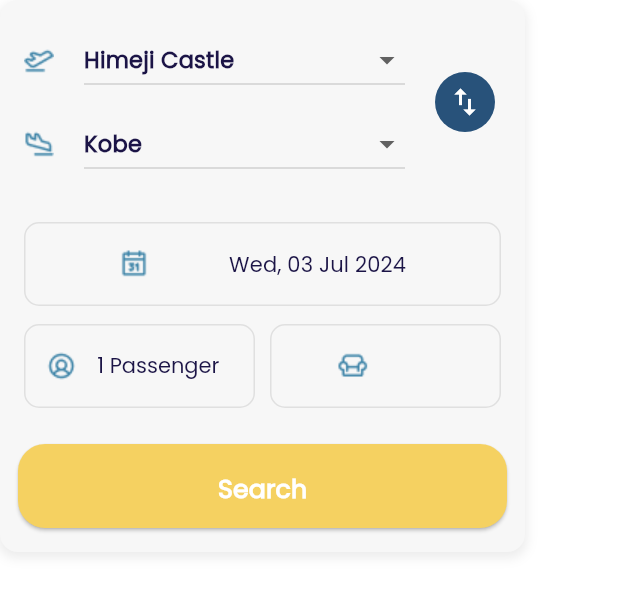
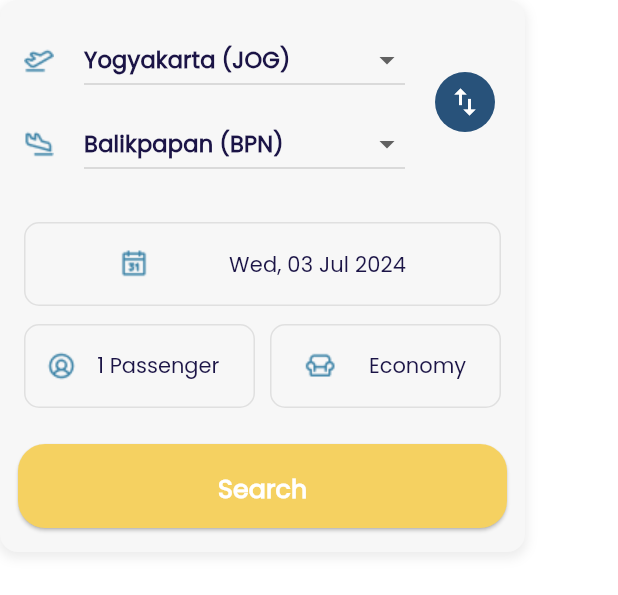
Before and after one commit to sammmms/travellingo-flutter, a Flutter app: the FlightChoice widget shown alone on an empty page, opened directly, after a tap on the "swap vert" icon, on a phone screen of 412 x 824 dp. Shown: the top 595 px of the screen. Run offline on Flutter 3.47's test engine with Material 3 defaults, Android fonts, the phone set to English and light mode, and no system bars; our stand-ins replace dio, dotted_border, flutter_dotenv, flutter_localization, flutter_native_splash, google_fonts and 7 more; missing offline and left inert: carousel_slider_plus, svg_flutter; accounts and stored records are empty; network calls fail; project files that could hold a hidden picture were left out.

Commit message:
fix: flight choice using indonesia city instead

```diff
--- a/lib/pages/flight/widget/flight_choice.dart
+++ b/lib/pages/flight/widget/flight_choice.dart
@@ -2,11 +2,12 @@
 import 'package:flutter_localization/flutter_localization.dart';
 import 'package:rxdart/rxdart.dart';
 import 'package:travellingo/component/transition_animation.dart';
+import 'package:travellingo/pages/flight/flight_list/flight_list_page.dart';
 import 'package:travellingo/pages/flight/widget/button_choice.dart';
 import 'package:travellingo/pages/flight/widget/location_choice.dart';
-import 'package:travellingo/pages/flight/ticket_list/ticket_list_page.dart';
-import 'package:travellingo/utils/airplane_class_util.dart';
+import 'package:travellingo/utils/flight_class_util.dart';
 import 'package:travellingo/utils/date_converter.dart';
+import 'package:travellingo/utils/dummy_data.dart';
 
 class FlightChoice extends StatefulWidget {
   const FlightChoice({super.key});
@@ -16,15 +17,21 @@
 }
 
 class _FlightChoiceState extends State<FlightChoice> {
-  ValueNotifier<String> from = ValueNotifier<String>("Kobe");
-  ValueNotifier<String> to = ValueNotifier<String>("Himeji Castle");
+  final _departureCity = BehaviorSubject<String>();
+  final _arrivalCity = BehaviorSubject<String>();
   final pickedDate = BehaviorSubject<DateTime>.seeded(DateTime.now());
   final passengerCount = BehaviorSubject<int>.seeded(1);
-  final flightClass =
-      BehaviorSubject<AirplaneClass>.seeded(AirplaneClass.economy);
+  final flightClass = BehaviorSubject<FlightClass>.seeded(FlightClass.economy);
 
   @override
   void initState() {
+    _departureCity.add(indonesiaAirport.first["kodeBandara"]!);
+    _arrivalCity.add(indonesiaAirport.last["kodeBandara"]!);
+
+    _arrivalCity.listen((event) {
+      _departureCity.add(_departureCity.value);
+    });
+
     super.initState();
   }
 
@@ -47,7 +54,31 @@
       child: Column(
         mainAxisSize: MainAxisSize.min,
         children: [
-          FlightLocationChoice(from: from, to: to),
+          StreamBuilder<String>(
+              stream: _departureCity,
+              builder: (context, snapshot) {
+                String from =
+                    snapshot.data ?? indonesiaAirport.first["kodeBandara"]!;
+                String to = _arrivalCity.valueOrNull ??
+                    indonesiaAirport.last["kodeBandara"]!;
+
+                return FlightLocationChoice(
+                  from: from,
+                  to: to,
+                  onChangedDeparture: (String? departureCity) {
+                    if (departureCity == _arrivalCity.valueOrNull) {
+                      _arrivalCity.add(_departureCity.value);
+                    }
+                    _departureCity.add(departureCity!);
+                  },
+                  onChangedArrival: (String? arrivalCity) {
+                    if (arrivalCity == _departureCity.valueOrNull) {
+                      _departureCity.add(_arrivalCity.value);
+                    }
+                    _arrivalCity.add(arrivalCity!);
+                  },
+                );
+              }),
           const SizedBox(height: 12),
           _buildDropdownDatetime(),
           const SizedBox(height: 12),
@@ -63,10 +94,10 @@
                 const SizedBox(
                   width: 10,
                 ),
-                StreamBuilder<AirplaneClass>(
+                StreamBuilder<FlightClass>(
                     stream: flightClass,
                     builder: (context, snapshot) => _buildDropdownClass(
-                        snapshot.data ?? AirplaneClass.economy)),
+                        snapshot.data ?? FlightClass.economy)),
               ],
             ),
           ),
@@ -90,9 +121,16 @@
                 onPressed: () {
                   Navigator.push(
                       context,
-                      slideInFromBottom(TicketListPage(
-                        from: from.value,
-                        to: to.value,
+                      slideInFromBottom(FlightListPage(
+                        from: indonesiaAirport.firstWhere((element) =>
+                            element["kodeBandara"] ==
+                            _departureCity.valueOrNull!)["kota"]!,
+                        to: indonesiaAirport.firstWhere((element) =>
+                            element["kodeBandara"] ==
+                            _arrivalCity.valueOrNull!)["kota"]!,
+                        startDate: pickedDate.valueOrNull!,
+                        passengerCount: passengerCount.valueOrNull!,
+                        flightClass: flightClass.valueOrNull!,
                       )));
                 },
                 child: Padding(
@@ -184,7 +222,7 @@
     );
   }
 
-  Widget _buildDropdownClass(AirplaneClass chosen) {
+  Widget _buildDropdownClass(FlightClass chosen) {
     return Expanded(
       child: Container(
         height: 56,
@@ -197,7 +235,7 @@
           children: [
             Image.asset("assets/flight/flight_class.png"),
             DropdownButtonHideUnderline(
-              child: DropdownButton<AirplaneClass>(
+              child: DropdownButton<FlightClass>(
                 value: chosen,
                 iconSize: 0,
                 elevation: 16,
@@ -207,13 +245,13 @@
                 style: TextStyle(
                     color: Theme.of(context).colorScheme.onSurface,
                     fontFamily: 'Poppins'),
-                onChanged: (AirplaneClass? newValue) {
+                onChanged: (FlightClass? newValue) {
                   flightClass.add(newValue!);
                 },
-                items: AirplaneClass.values.map((AirplaneClass value) {
+                items: FlightClass.values.map((FlightClass value) {
                   return DropdownMenuItem(
                     value: value,
-                    child: Text(AirplaneClassUtil.stringFromClass(value)
+                    child: Text(FlightClassUtil.stringFromClass(value)
                         .getString(context)),
                   );
                 }).toList(),
--- a/lib/pages/flight/widget/location_choice.dart
+++ b/lib/pages/flight/widget/location_choice.dart
@@ -1,16 +1,19 @@
 import 'package:flutter/material.dart';
+import 'package:travellingo/utils/dummy_data.dart';
 
-class FlightLocationChoice extends StatefulWidget {
-  final ValueNotifier<String> from;
-  final ValueNotifier<String> to;
+class FlightLocationChoice extends StatelessWidget {
+  final String from;
+  final String to;
+  final Function(String? departureCity) onChangedDeparture;
+  final Function(String? arrivalCity) onChangedArrival;
 
-  const FlightLocationChoice({super.key, required this.from, required this.to});
+  const FlightLocationChoice(
+      {super.key,
+      required this.from,
+      required this.to,
+      required this.onChangedDeparture,
+      required this.onChangedArrival});
 
-  @override
-  State<FlightLocationChoice> createState() => _FlightLocationChoiceState();
-}
-
-class _FlightLocationChoiceState extends State<FlightLocationChoice> {
   @override
   Widget build(BuildContext context) {
     return Container(
@@ -27,27 +30,16 @@
                     Expanded(
                       child: DropdownButton<String>(
                         isExpanded: true,
-                        value: widget.from.value,
+                        value: from,
+                        menuMaxHeight: 400,
                         borderRadius: BorderRadius.circular(12),
-                        onChanged: (String? newValue) {
-                          if (newValue == widget.to.value) {
-                            widget.to.value = widget.from.value;
-                            widget.from.value = newValue!;
-                          } else {
-                            widget.from.value = newValue!;
-                          }
-                          setState(() {});
-                        },
-                        items: const [
-                          DropdownMenuItem(value: 'Kobe', child: Text('Kobe')),
-                          DropdownMenuItem(
-                              value: 'Osaka', child: Text('Osaka')),
-                          DropdownMenuItem(
-                              value: 'Himeji Castle',
-                              child: Text('Himeji Castle')),
-                          DropdownMenuItem(
-                              value: 'Kyoto', child: Text('Kyoto')),
-                        ],
+                        onChanged: onChangedDeparture,
+                        items: indonesiaAirport
+                            .map((e) => DropdownMenuItem(
+                                value: e["kodeBandara"],
+                                child:
+                                    Text("${e["kota"]} (${e["kodeBandara"]})")))
+                            .toList(),
                       ),
                     ),
                   ],
@@ -60,27 +52,16 @@
                     Expanded(
                       child: DropdownButton<String>(
                         isExpanded: true,
+                        menuMaxHeight: 400,
                         borderRadius: BorderRadius.circular(12),
-                        value: widget.to.value,
-                        onChanged: (String? newValue) {
-                          if (newValue == widget.from.value) {
-                            widget.from.value = widget.to.value;
-                            widget.to.value = newValue!;
-                          } else {
-                            widget.to.value = newValue!;
-                          }
-                          setState(() {});
-                        },
-                        items: const [
-                          DropdownMenuItem(
-                              value: 'Himeji Castle',
-                              child: Text('Himeji Castle')),
-                          DropdownMenuItem(
-                              value: 'Kyoto', child: Text('Kyoto')),
-                          DropdownMenuItem(value: 'Kobe', child: Text('Kobe')),
-                          DropdownMenuItem(
-                              value: 'Osaka', child: Text('Osaka')),
-                        ],
+                        value: to,
+                        onChanged: onChangedArrival,
+                        items: indonesiaAirport
+                            .map((e) => DropdownMenuItem(
+                                value: e["kodeBandara"],
+                                child:
+                                    Text("${e["kota"]} (${e["kodeBandara"]})")))
+                            .toList(),
                       ),
                     ),
                   ],
@@ -99,11 +80,7 @@
                 ))),
             icon: const Icon(Icons.swap_vert, color: Colors.white),
             onPressed: () {
-              setState(() {
-                var to2 = widget.to.value;
-                widget.to.value = widget.from.value;
-                widget.from.value = to2;
-              });
+              onChangedArrival(from);
             },
           )
         ],
```
